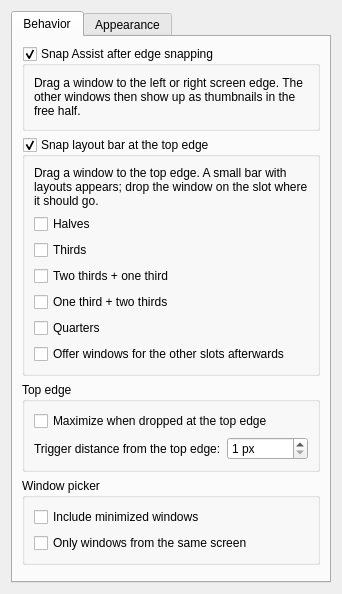
The window that snap11/contents/ui/config.ui (garpu-ng/snap11) describes before a commit, drawn with Qt 5.
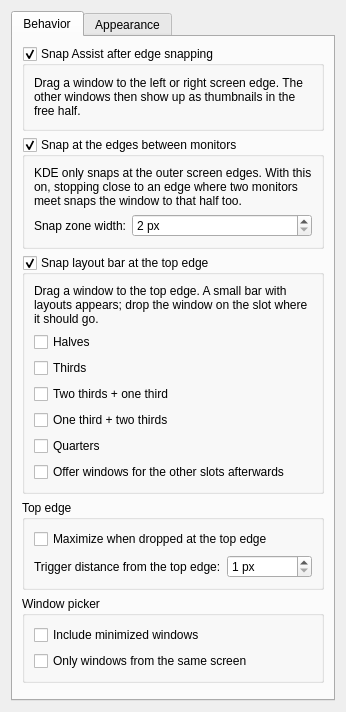
The same window after the commit. Custom widgets are drawn as their Qt base class.

Commit message:
Snap11 1.1.0: inner monitor edges and Windows style picker cards
- Snap zone at edges where two monitors meet, since KDE only snaps at
  the outer screen edges (options: on/off, zone width).
- Picker cards like Windows 11: title on top, hover highlight, close
  button, arrow keys and Enter.
- New screenshot of the picker.

What changed in the file:
```diff
--- a/snap11/contents/ui/config.ui
+++ b/snap11/contents/ui/config.ui
@@ -24,18 +24,48 @@
                 </widget>
               </item>
               <item>
-                <widget class="QGroupBox" name="kcfg_LayoutBar">
+                <widget class="QGroupBox" name="kcfg_InnerEdgeSnap">
                   <property name="checkable"><bool>true</bool></property>
-                  <property name="title"><string>Snap layout bar at the top edge</string></property>
+                  <property name="title"><string>Snap at the edges between monitors</string></property>
                   <layout class="QVBoxLayout" name="vbox_5">
                     <item>
                       <widget class="QLabel" name="label_6">
-                        <property name="text"><string>Drag a window to the top edge. A small bar with layouts appears; drop the window on the slot where it should go.</string></property>
+                        <property name="text"><string>KDE only snaps at the outer screen edges. With this on, stopping close to an edge where two monitors meet snaps the window to that half too.</string></property>
                         <property name="wordWrap"><bool>true</bool></property>
                       </widget>
                     </item>
                     <item>
                       <layout class="QFormLayout" name="form_7">
+                        <item row="0" column="0">
+                          <widget class="QLabel" name="label_8">
+                            <property name="text"><string>Snap zone width:</string></property>
+                          </widget>
+                        </item>
+                        <item row="0" column="1">
+                          <widget class="QSpinBox" name="kcfg_InnerEdgeWidth">
+                            <property name="minimum"><number>2</number></property>
+                            <property name="maximum"><number>60</number></property>
+                            <property name="suffix"><string> px</string></property>
+                          </widget>
+                        </item>
+                      </layout>
+                    </item>
+                  </layout>
+                </widget>
+              </item>
+              <item>
+                <widget class="QGroupBox" name="kcfg_LayoutBar">
+                  <property name="checkable"><bool>true</bool></property>
+                  <property name="title"><string>Snap layout bar at the top edge</string></property>
+                  <layout class="QVBoxLayout" name="vbox_9">
+                    <item>
+                      <widget class="QLabel" name="label_10">
+                        <property name="text"><string>Drag a window to the top edge. A small bar with layouts appears; drop the window on the slot where it should go.</string></property>
+                        <property name="wordWrap"><bool>true</bool></property>
+                      </widget>
+                    </item>
+                    <item>
+                      <layout class="QFormLayout" name="form_11">
                         <item row="0" column="0" colspan="2">
                           <widget class="QCheckBox" name="kcfg_LayoutHalves">
                             <property name="text"><string>Halves</string></property>
@@ -72,18 +102,18 @@
                 </widget>
               </item>
               <item>
-                <widget class="QGroupBox" name="group_8">
+                <widget class="QGroupBox" name="group_12">
                   <property name="title"><string>Top edge</string></property>
-                  <layout class="QVBoxLayout" name="vbox_9">
+                  <layout class="QVBoxLayout" name="vbox_13">
                     <item>
-                      <layout class="QFormLayout" name="form_10">
+                      <layout class="QFormLayout" name="form_14">
                         <item row="0" column="0" colspan="2">
                           <widget class="QCheckBox" name="kcfg_MaximizeAtTop">
                             <property name="text"><string>Maximize when dropped at the top edge</string></property>
                           </widget>
                         </item>
                         <item row="1" column="0">
-                          <widget class="QLabel" name="label_11">
+                          <widget class="QLabel" name="label_15">
                             <property name="text"><string>Trigger distance from the top edge:</string></property>
                           </widget>
                         </item>
@@ -100,11 +130,11 @@
                 </widget>
               </item>
               <item>
-                <widget class="QGroupBox" name="group_12">
+                <widget class="QGroupBox" name="group_16">
                   <property name="title"><string>Window picker</string></property>
-                  <layout class="QVBoxLayout" name="vbox_13">
+                  <layout class="QVBoxLayout" name="vbox_17">
                     <item>
-                      <layout class="QFormLayout" name="form_14">
+                      <layout class="QFormLayout" name="form_18">
                         <item row="0" column="0" colspan="2">
                           <widget class="QCheckBox" name="kcfg_IncludeMinimized">
                             <property name="text"><string>Include minimized windows</string></property>
@@ -129,7 +159,7 @@
           </widget>
           <widget class="QWidget" name="tab_16">
             <attribute name="title"><string>Appearance</string></attribute>
-            <layout class="QVBoxLayout" name="vbox_17">
+            <layout class="QVBoxLayout" name="vbox_21">
               <item>
                 <widget class="QGroupBox" name="group_18">
                   <property name="title"><string>Layout bar</string></property>
@@ -299,7 +329,7 @@
                 </widget>
               </item>
               <item>
-                <spacer name="spacer_40">
+                <spacer name="spacer_44">
                   <property name="orientation"><enum>Qt::Vertical</enum></property>
                 </spacer>
               </item>
```
Left out of the diff: 48 changed lines with no effect on the pictures. The commit also changes 9 other files.
